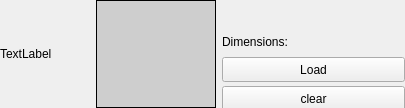
This is src/widgets/texturepicker.ui in jahshaka/Studio as Qt 5 draws it before an edit. The edited form follows.
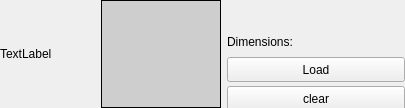
This is the edited form.

Patch:
```diff
--- a/src/widgets/texturepicker.ui
+++ b/src/widgets/texturepicker.ui
@@ -42,13 +42,13 @@
     <widget class="QLabel" name="label">
      <property name="minimumSize">
       <size>
-       <width>90</width>
+       <width>95</width>
        <height>0</height>
       </size>
      </property>
      <property name="maximumSize">
       <size>
-       <width>90</width>
+       <width>95</width>
        <height>16777215</height>
       </size>
      </property>
```
